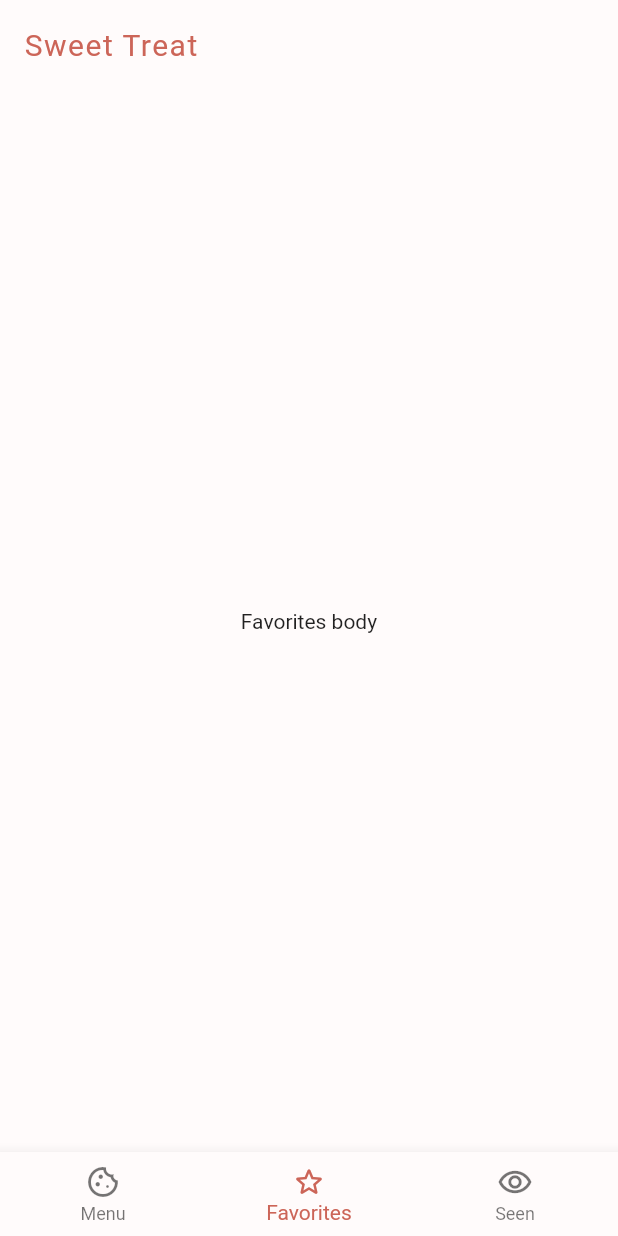
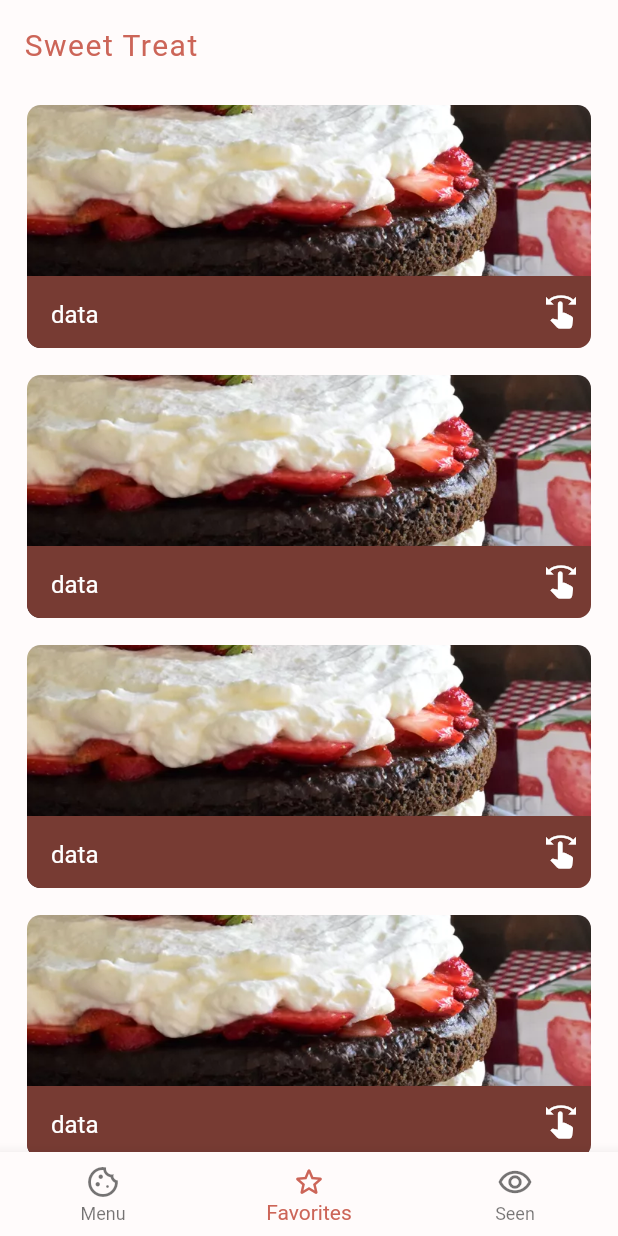
Before and after one commit to sweeetlatte/flutter-sweet-treat, a Flutter app: the screen it shows after launch, item 2 of the bottom bar chosen, on a phone screen of 412 x 824 dp. Run offline on Flutter 3.47's test engine with Material 2 defaults, Android fonts, the phone set to English and light mode, and no system bars.

Commit message:
feat: UI favorites + seen

```diff
--- a/lib/pages/favorites/favorites_body.dart
+++ b/lib/pages/favorites/favorites_body.dart
@@ -1,12 +1,52 @@
 import 'package:flutter/material.dart';
+import 'package:sweettreat/config/const.dart';
 
 class FavoritesBody extends StatelessWidget {
   const FavoritesBody({Key? key}) : super(key: key);
 
   @override
   Widget build(BuildContext context) {
-    return Center(
-      child: Text('Favorites body'),
+    return ListView.builder(
+      itemCount: 10,
+      padding: const EdgeInsets.fromLTRB(18, 10, 18, 18),
+      itemBuilder: (BuildContext context, int index) {
+        return Dismissible(
+          key: ValueKey<int>(index),
+          child: Container(
+            width: double.infinity,
+            height: 180,
+            padding: const EdgeInsets.only(bottom: 18),
+            child: GridTile(
+              footer: ClipRRect(
+                borderRadius:
+                    const BorderRadius.vertical(bottom: Radius.circular(9)),
+                child: Container(
+                  color: stPrimaryVariant,
+                  child: const GridTileBar(
+                    title: Text(
+                      'data',
+                      style: styleTitleBlack,
+                    ),
+                    trailing: Icon(
+                      Icons.swipe,
+                      size: sizeIconButton,
+                    ),
+                  ),
+                ),
+              ),
+              child: Container(
+                  decoration: BoxDecoration(
+                borderRadius: BorderRadius.circular(9),
+                image: const DecorationImage(
+                  fit: BoxFit.cover,
+                  image: AssetImage(
+                      'assets/images/chocolate-strawberry-shortcake.webp'),
+                ),
+              )),
+            ),
+          ),
+        );
+      },
     );
   }
 }
```
Also changed, not shown: lib/pages/seen/seen_body.dart (+42 -2 lines).
